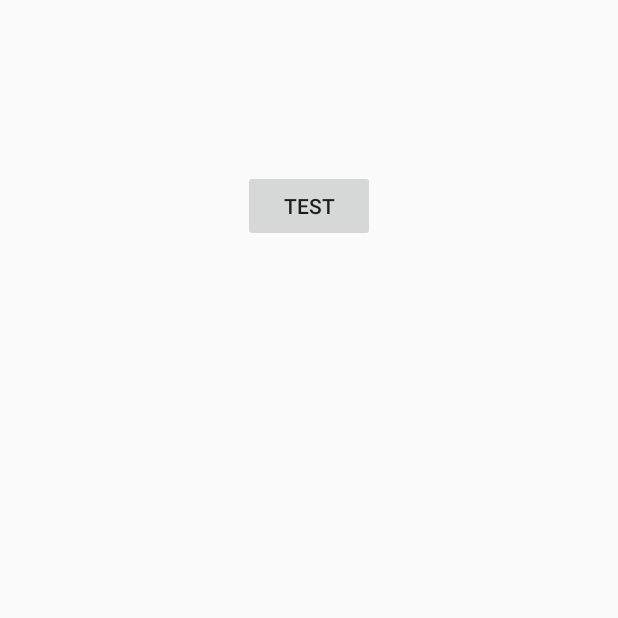
After one commit to DerekFangming/WPI_CSA_Android, an Android app: the PostActivity screen opened directly, with no data from a screen before it, on a phone screen of 412 x 824 dp, the top half of it. The commit adds this screen. Run offline under Robolectric (Android 15) with nearby library versions, the phone set to English and light mode, and no system bars.

Commit message:
Create view for writing post
Create view for writing post

```diff
--- /dev/null
+++ b/app/src/main/java/com/fmning/wpi_csa/activities/PostActivity.java
@@ -0,0 +1,29 @@
+package com.fmning.wpi_csa.activities;
+
+import android.content.Intent;
+import android.support.v7.app.AppCompatActivity;
+import android.os.Bundle;
+import android.view.View;
+import android.widget.Button;
+
+import com.fmning.wpi_csa.R;
+
+public class PostActivity extends AppCompatActivity {
+
+    @Override
+    protected void onCreate(Bundle savedInstanceState) {
+        super.onCreate(savedInstanceState);
+        setContentView(R.layout.activity_post);
+
+        Button theButton = (Button) findViewById(R.id.testB);
+
+        theButton.setOnClickListener(new View.OnClickListener() {
+            @Override
+            public void onClick(View view) {
+                Intent myIntent = new Intent(PostActivity.this, WritePost.class);
+                //myIntent.putExtra("key", "from main"); //Optional parameters
+                PostActivity.this.startActivity(myIntent);
+            }
+        });
+    }
+}
--- a/app/src/main/java/com/fmning/wpi_csa/webService/WCUtils.java
+++ b/app/src/main/java/com/fmning/wpi_csa/webService/WCUtils.java
@@ -13,7 +13,7 @@ import java.security.NoSuchAlgorithmException;
 public class WCUtils {
 
     //If set to false, all request will go to test server
-    private static final Boolean prodMode = true;
+    private static final Boolean prodMode = false;
     //If enabled, most of the HTTP request will return faked local value, instead of making network calls
     static final Boolean localMode = false;
 
--- /dev/null
+++ b/app/src/main/res/layout/activity_post.xml
@@ -0,0 +1,32 @@
+<?xml version="1.0" encoding="utf-8"?>
+<android.support.constraint.ConstraintLayout xmlns:android="http://schemas.android.com/apk/res/android"
+    xmlns:app="http://schemas.android.com/apk/res-auto"
+    xmlns:tools="http://schemas.android.com/tools"
+    android:layout_width="match_parent"
+    android:layout_height="match_parent"
+    tools:context="com.fmning.wpi_csa.activities.PostActivity">
+
+    <LinearLayout
+        android:layout_width="match_parent"
+        android:layout_height="match_parent"
+        android:orientation="vertical">
+
+        <View
+            android:layout_width="match_parent"
+            android:layout_height="113dp">
+
+        </View>
+
+        <Button
+            android:layout_width="wrap_content"
+            android:layout_height="48dp"
+            android:layout_gravity="center"
+            android:text="Test"
+            android:id="@+id/testB"/>
+
+
+
+
+    </LinearLayout>
+
+</android.support.constraint.ConstraintLayout>
```
Also changed, not shown: app/src/main/AndroidManifest.xml (+15 -6 lines), app/src/main/java/com/fmning/wpi_csa/activities/WritePost.java (added, +15 -0 lines), app/src/main/res/layout/activity_write_post.xml (added, +30 -0 lines), app/src/main/res/layout/fragment_life.xml (+17 -1 lines).
